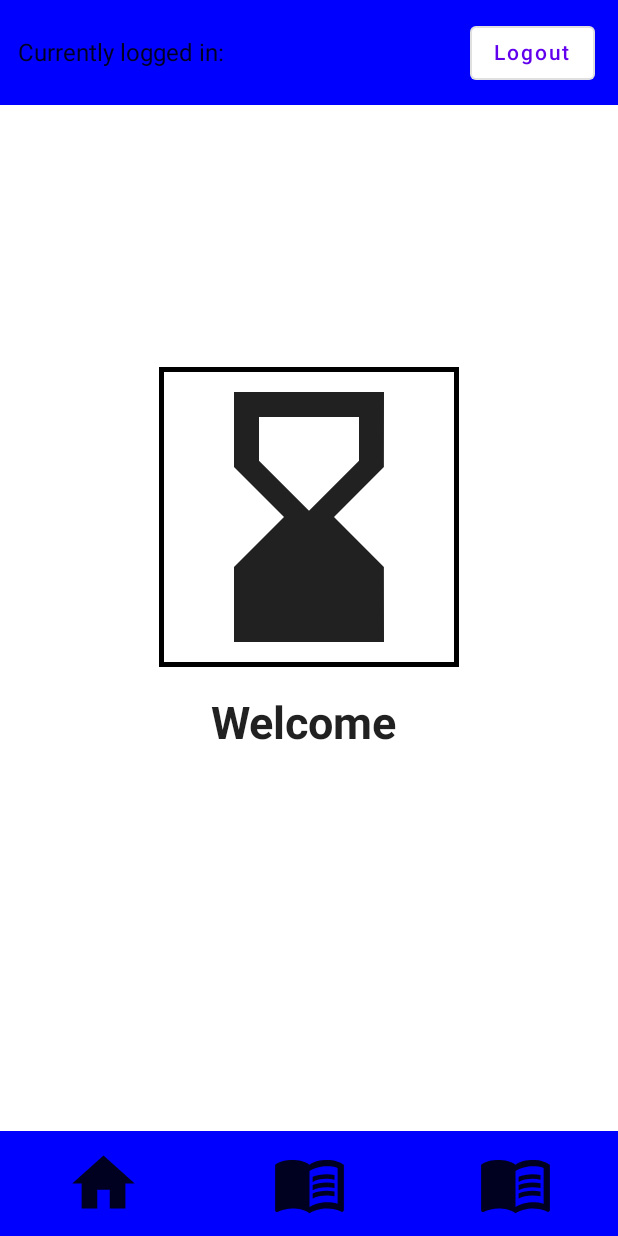
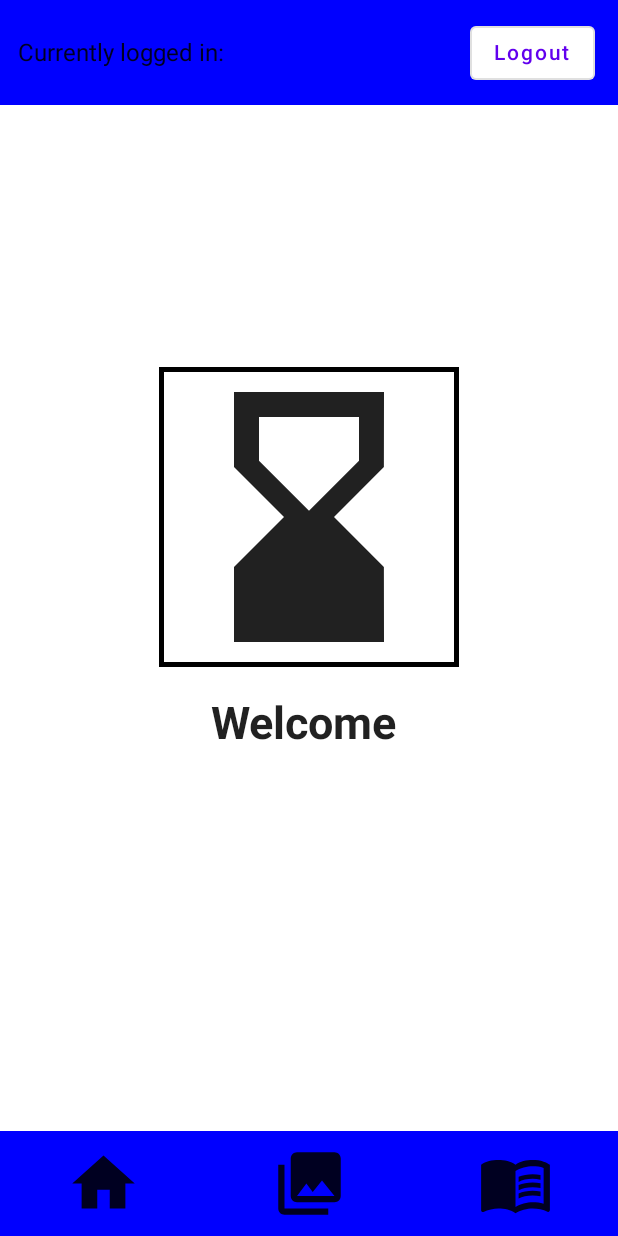
Before and after one commit to KoskenniemiAra/NativeProject, an Android app built with Jetpack Compose: the screen it shows after launch (MainActivity), after a tap on "Login", on a phone screen of 412 x 824 dp. Run offline under Robolectric (Android 15) with nearby library versions, the phone set to English and light mode, and no system bars.

Commit message:
Data and interaction view added

```diff
--- a/app/src/main/java/com/example/nativeproject/BottomBar.kt
+++ b/app/src/main/java/com/example/nativeproject/BottomBar.kt
@@ -32,11 +32,11 @@ fun BottomBar(navController: NavHostController) {
                 .clickable { navController.navigate(HomeNav) }
         )
         Icon(
-            painter = painterResource(id = R.drawable.ic_baseline_menu_book_24),
-            contentDescription = "home",
+            painter = painterResource(id = R.drawable.ic_baseline_photo_library_24),
+            contentDescription = "photo",
             modifier = Modifier
                 .size(50.dp)
-                .clickable { navController.navigate(RandomNav) }
+                .clickable { navController.navigate(PhotoNav) }
         )
         Icon(
             painter = painterResource(id = R.drawable.ic_baseline_menu_book_24),
--- a/app/src/main/java/com/example/nativeproject/MainView.kt
+++ b/app/src/main/java/com/example/nativeproject/MainView.kt
@@ -22,7 +22,7 @@ import androidx.navigation.compose.rememberNavController
 
 const val HomeNav = "home"
 const val NewsNav = "news"
-const val RandomNav = "random"
+const val PhotoNav = "photo"
 
 @Composable
 fun MainView(navController: NavHostController) {
@@ -35,15 +35,10 @@ fun MainView(navController: NavHostController) {
     else {
         NavHost(navController = navController, startDestination = HomeNav) {
             composable( route = HomeNav) { HomeView(user) }
-            composable( route = RandomNav) { RandomView() }
+            composable( route = PhotoNav) { PhotoView() }
             composable( route = NewsNav) { NewsMain() }
         }
     }
-}
-
-@Composable
-fun RandomView() {
-    Text(text = "random")
 }
 
 
--- /dev/null
+++ b/app/src/main/java/com/example/nativeproject/Photos.kt
@@ -0,0 +1,3 @@
+package com.example.nativeproject
+
+data class PhotoItem(val name: String, val id: Int)
--- /dev/null
+++ b/app/src/main/res/drawable/ic_baseline_photo_library_24.xml
@@ -0,0 +1,5 @@
+<vector android:height="50dp" android:tint="#010101"
+    android:viewportHeight="24" android:viewportWidth="24"
+    android:width="50dp" xmlns:android="http://schemas.android.com/apk/res/android">
+    <path android:fillColor="@android:color/white" android:pathData="M22,16L22,4c0,-1.1 -0.9,-2 -2,-2L8,2c-1.1,0 -2,0.9 -2,2v12c0,1.1 0.9,2 2,2h12c1.1,0 2,-0.9 2,-2zM11,12l2.03,2.71L16,11l4,5L8,16l3,-4zM2,6v14c0,1.1 0.9,2 2,2h14v-2L4,20L4,6L2,6z"/>
+</vector>
```
Also changed, not shown: app/src/main/java/com/example/nativeproject/DataInteraction.kt (added, +101 -0 lines), app/src/main/java/com/example/nativeproject/NewsView.kt (+9 -7 lines), app/src/main/java/com/example/nativeproject/PhotoViewModel.kt (added, +8 -0 lines), app/src/main/res/drawable/city.jpg (added), app/src/main/res/drawable/field.jpg (added), app/src/main/res/drawable/forest.jpg (added), app/src/main/res/drawable/glacier.jpg (added), app/src/main/res/drawable/mountain.jpg (added), app/src/main/res/drawable/rainbow.jpg (added), app/src/main/res/drawable/sea.jpg (added), app/src/main/res/drawable/sky.jpg (added), app/src/main/res/drawable/stars.jpg (added).
